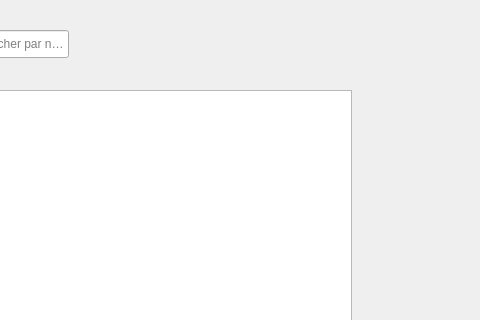
Above: mainwindow.ui from hamzamadhi05-byte/SmartWaterFactory before the change; both pictures show x 404 to 884 and y 0 to 320 of the 1323 by 600 pixel window. Below: the same form after it.
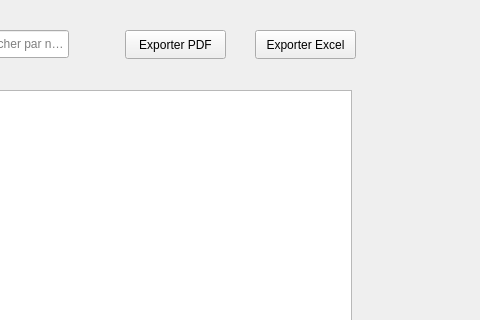
That is the form after the change.

Commit message: Export PDF et CSV client

```diff
--- a/mainwindow.ui
+++ b/mainwindow.ui
@@ -224,6 +224,32 @@
      <string>Rechercher par nom...</string>
     </property>
    </widget>
+   <widget class="QPushButton" name="btnPdf">
+    <property name="geometry">
+     <rect>
+      <x>529</x>
+      <y>30</y>
+      <width>101</width>
+      <height>29</height>
+     </rect>
+    </property>
+    <property name="text">
+     <string>Exporter PDF</string>
+    </property>
+   </widget>
+   <widget class="QPushButton" name="btnExcel">
+    <property name="geometry">
+     <rect>
+      <x>659</x>
+      <y>30</y>
+      <width>101</width>
+      <height>29</height>
+     </rect>
+    </property>
+    <property name="text">
+     <string>Exporter Excel</string>
+    </property>
+   </widget>
   </widget>
   <widget class="QMenuBar" name="menubar">
    <property name="geometry">
```
The commit also changes 2 other files.
